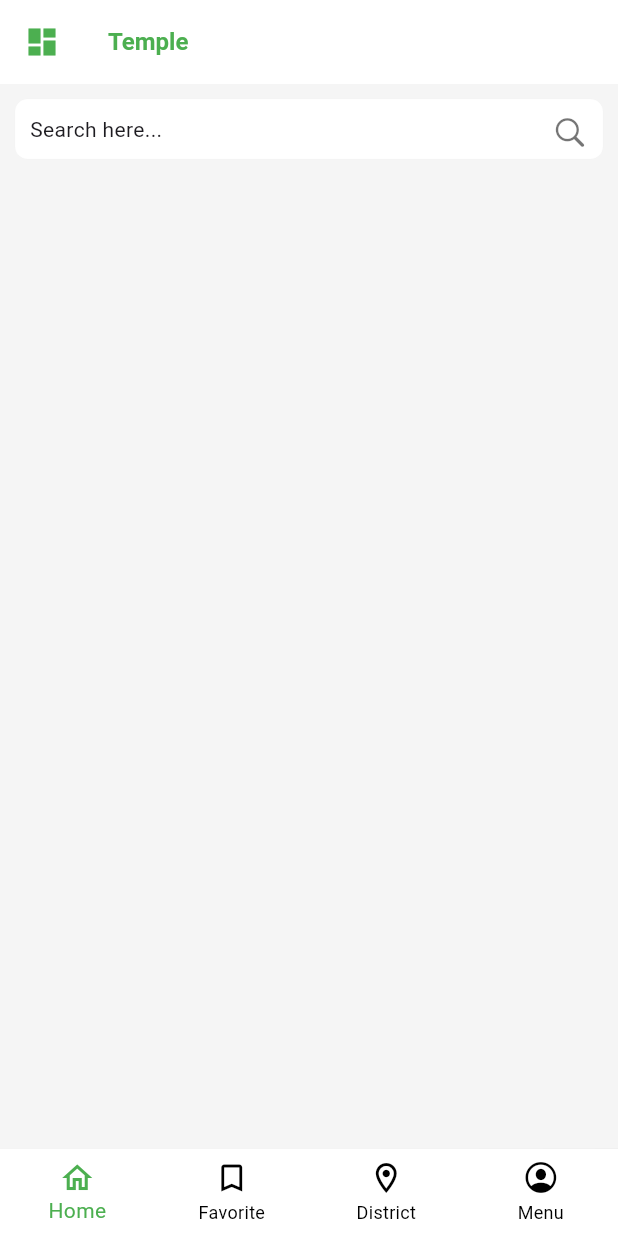
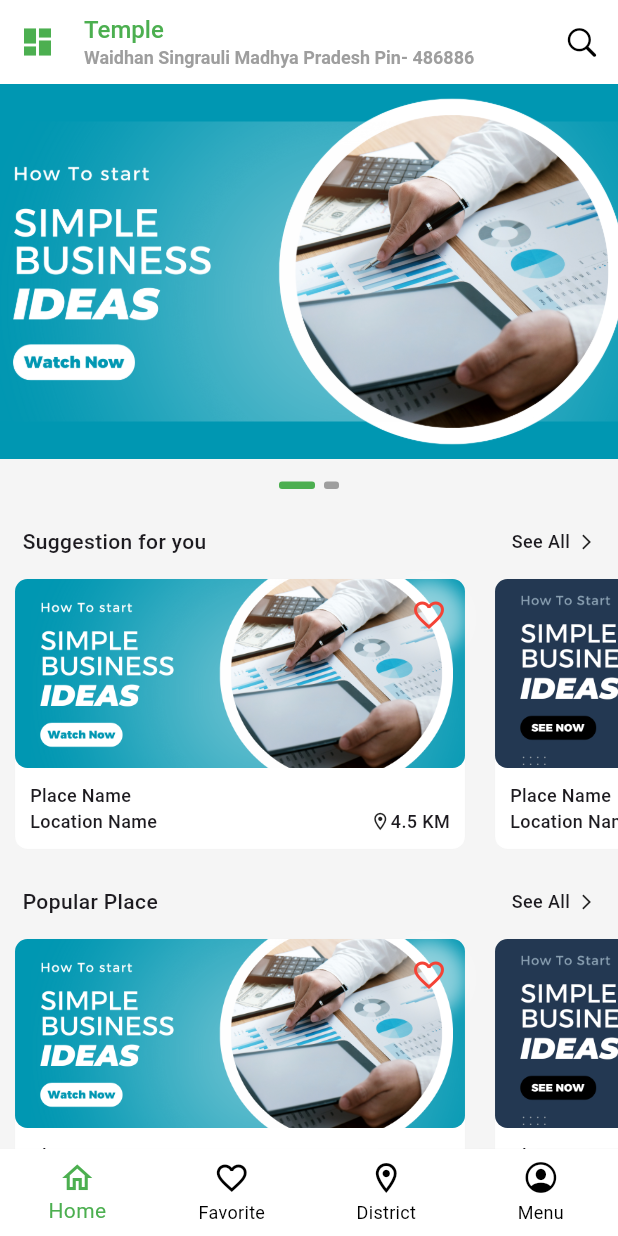
Before and after one commit to Akshay-Panika/CG-tourism, a Flutter app: the screen it shows after launch, after a tap on "Temple", on a phone screen of 412 x 824 dp. Run offline on Flutter 3.47's test engine with Material 3 defaults, Android fonts, the phone set to English and light mode, and no system bars; drawn by our look-alikes of carousel_slider; network calls fail.

Commit message:
Create by Akshay at 14-05-25

```diff
--- a/lib/core/widget/custom_service_list.dart
+++ b/lib/core/widget/custom_service_list.dart
@@ -1,6 +1,6 @@
 import 'package:flutter/cupertino.dart';
 import 'package:flutter/material.dart';
-import '../../feature/service/screen/place_details_screen.dart';
+import '../../feature/place/screen/place_details_screen.dart';
 import 'custom_container.dart';
 import 'custom_favorite_button.dart';
 import 'custom_headline.dart';
--- a/lib/feature/dashboard/screen/dashboard_screen.dart
+++ b/lib/feature/dashboard/screen/dashboard_screen.dart
@@ -5,6 +5,7 @@ import '../../../core/costant/custom_color.dart';
 import '../../districts/screen/districts_screen.dart';
 import '../../favorite/screen/favorite_screen.dart';
 import '../../home/screen/home_screen.dart';
+import '../../home/screen/main_home_screen.dart';
 import '../../more/screen/more_screen.dart';
 
 class DashboardScreen extends StatefulWidget {
@@ -19,7 +20,7 @@ class _DashboardScreenState extends State<DashboardScreen> {
   int _selectedIndex = 0;
   final icons = const [
     Icons.home_outlined,
-    Icons.bookmark_outline,
+    Icons.favorite_border,
     Icons.location_on_outlined,
     CupertinoIcons.profile_circled,
   ];
@@ -34,7 +35,7 @@ class _DashboardScreenState extends State<DashboardScreen> {
 
 
   final List<Widget> _screens = const [
-    HomeScreen(),
+    MainHomeScreen(),
     FavoriteScreen(),
     DistrictsScreen(),
     MoreScreen(),
--- a/lib/feature/districts/screen/districts_screen.dart
+++ b/lib/feature/districts/screen/districts_screen.dart
@@ -7,7 +7,7 @@ import 'package:flutter/material.dart';
 import '../../../core/costant/custom_color.dart';
 import '../../../core/widget/custom_container.dart';
 import '../../../core/widget/custom_headline.dart';
-import '../../service/screen/place_subcategory_screen.dart';
+import '../../place/screen/place_subcategory_screen.dart';
 
 class DistrictsScreen extends StatefulWidget {
   const DistrictsScreen({super.key});
--- a/lib/feature/favorite/screen/favorite_screen.dart
+++ b/lib/feature/favorite/screen/favorite_screen.dart
@@ -1,8 +1,11 @@
 import 'package:cg_tourism/core/costant/custom_color.dart';
+import 'package:cg_tourism/core/costant/custom_image.dart';
+import 'package:cg_tourism/core/costant/dimension.dart';
 import 'package:cg_tourism/core/costant/text_style.dart';
 import 'package:cg_tourism/core/widget/custom_appbar.dart';
 import 'package:cg_tourism/core/widget/custom_container.dart';
 import 'package:cg_tourism/core/widget/custom_favorite_button.dart';
+import 'package:cg_tourism/feature/place/screen/place_details_screen.dart';
 import 'package:flutter/cupertino.dart';
 import 'package:flutter/material.dart';
 
@@ -24,16 +27,50 @@ class FavoriteScreen extends StatelessWidget {
               itemCount: 5,
               padding: EdgeInsets.all(10),
               itemBuilder: (context, index) {
-              return CustomContainer(
-                backgroundColor: CustomColor.whiteColor,
-                padding: EdgeInsets.zero,
-                margin: EdgeInsets.symmetric(vertical: 5),
-                child: ListTile(
-                  leading: CircleAvatar(backgroundColor: CustomColor.canvasColor,child: Icon(Icons.place, color: CustomColor.greenColor,),),
-                  title: Text('Place Name', style: textStyle14(context),),
-                  subtitle: Text('Place Name', style: textStyle12(context, color: CustomColor.descriptionColor),),
-                  trailing: CustomFavoriteButton(),
-                ),
+              return Stack(
+                children: [
+                  CustomContainer(
+                    backgroundColor: CustomColor.whiteColor,
+                    padding: EdgeInsets.zero,
+                    margin: EdgeInsets.symmetric(vertical: 5),
+                    child: Row(
+                      crossAxisAlignment: CrossAxisAlignment.start,
+                      mainAxisAlignment: MainAxisAlignment.start,
+                      children: [
+                        CustomContainer(
+                          margin: EdgeInsets.zero,
+                          height: 100,
+                          width: 180,
+                          assetsImg: CustomImage.thumbnailImage,),
+                        15.width,
+                        Expanded(
+                          child: Column(
+                            crossAxisAlignment: CrossAxisAlignment.start,
+                            mainAxisAlignment: MainAxisAlignment.start,
+                            children: [
+                              20.height,
+                              Text('Place Name', style: textStyle14(context),),
+                              Row(
+                                children: [
+                                  Icon(Icons.location_on_outlined,size: 14,),
+                                  Text('4.5 KM', style: TextStyle(fontSize: 12,fontWeight: FontWeight.w500),),
+                                ],
+                              ),
+                              Text('Location Name', style: textStyle12(context, color: CustomColor.descriptionColor),),
+
+                            ],
+                          ),
+                        ),
+                      ],
+                    ),
+                    onTap: () => Navigator.push(context, MaterialPageRoute(builder: (context) => PlaceDetailsScreen(),)),
+                  ),
+
+                  Positioned(
+                    right: 0,top: 0,
+                    child: CustomFavoriteButton(),
+                  )
+                ],
               );
             },),
           )
--- a/lib/feature/home/screen/home_screen.dart
+++ b/lib/feature/home/screen/home_screen.dart
@@ -11,19 +11,19 @@ import '../../../core/widget/custom_highlight_service.dart';
 import '../../../core/widget/custom_search_bar.dart';
 import '../../../core/widget/custom_service_list.dart';
 import '../../location/widget/pic_location_dialog.dart';
-import '../../service/screen/place_screen.dart';
+import '../../place/screen/place_screen.dart';
 import '../widget/profile_card_widget.dart';
 
 class HomeScreen extends StatefulWidget {
-  const HomeScreen({super.key});
+  final String placeName;
+  final Function(bool, String) onToggle;
+  const HomeScreen({super.key, required this.onToggle, required this.placeName});
 
   @override
   State<HomeScreen> createState() => _HomeScreenState();
 }
 
 class _HomeScreenState extends State<HomeScreen> {
-  bool _showServicePage = false;
-  int _selectedServiceIndex = 0;
 
   final List<Map<String, dynamic>> placesWithIcons = [
     {"name": "Temple", "icon": Icons.account_balance},
@@ -38,20 +38,16 @@ class _HomeScreenState extends State<HomeScreen> {
   @override
   Widget build(BuildContext context) {
     return
-      _showServicePage
-          ? PlaceScreen(showServicePage: true,headline:  placesWithIcons[_selectedServiceIndex]['name'],):
       Scaffold(
       appBar: CustomAppBar(
-        leadingWidth: !_showServicePage ?0:40,
-
           titleWidget: InkWell(
             onTap: () async{
-              _showServicePage? null :await picLocationDialog(context);
+             picLocationDialog(context);
             },
             child: Column(
               crossAxisAlignment: CrossAxisAlignment.start,
               children:  [
-                Text(_showServicePage ? placesWithIcons[_selectedServiceIndex]['name'] :'CG Tourism', style: textStyle16(context, color: CustomColor.greenColor),),
+                Text('CG Tourism', style: textStyle16(context, color: CustomColor.greenColor),),
                 SizedBox(height: 2),
                 Text(
                   "Waidhan Singrauli Madhya Pradesh Pin- 486886",
@@ -112,8 +108,7 @@ class _HomeScreenState extends State<HomeScreen> {
                       return CustomContainer(
                         onTap: () {
                           setState(() {
-                            _selectedServiceIndex = index;
-                            _showServicePage = true;
+                            widget.onToggle(false,placesWithIcons[index]['name']);
                           });
                         },
                         padding: EdgeInsets.zero,
--- /dev/null
+++ b/lib/feature/home/screen/main_home_screen.dart
@@ -0,0 +1,32 @@
+import 'package:flutter/cupertino.dart';
+import 'package:flutter/material.dart';
+
+import '../../place/screen/place_screen.dart';
+import 'home_screen.dart';
+
+class MainHomeScreen extends StatefulWidget {
+  const MainHomeScreen({super.key});
+
+  @override
+  State<MainHomeScreen> createState() => _MainHomeScreenState();
+}
+
+class _MainHomeScreenState extends State<MainHomeScreen> {
+
+  String selectedPlace = '';
+  bool isHomeScreen = true;
+  void toggleScreen(bool value, String placeName) {
+    setState(() {
+      isHomeScreen = value;
+      selectedPlace = placeName;
+    });
+  }
+
+
+  @override
+  Widget build(BuildContext context) {
+    return isHomeScreen ?
+           HomeScreen(onToggle: toggleScreen,placeName: selectedPlace,):
+           PlaceScreen(onToggle: (val) => toggleScreen(val, selectedPlace), placeName: selectedPlace);
+  }
+}
--- a/lib/feature/service/screen/place_details_screen.dart
+++ b/lib/feature/place/screen/place_details_screen.dart
@@ -4,6 +4,7 @@ import 'package:cg_tourism/core/costant/dimension.dart';
 import 'package:cg_tourism/core/costant/text_style.dart';
 import 'package:cg_tourism/core/widget/custom_appbar.dart';
 import 'package:cg_tourism/core/widget/custom_button.dart';
+import 'package:cg_tourism/feature/favorite/screen/current_booking_creen.dart';
 import 'package:flutter/cupertino.dart';
 import 'package:flutter/material.dart';
 
@@ -74,7 +75,7 @@ class _PlaceDetailsScreenState extends State<PlaceDetailsScreen> {
                     height: 5,
                     width: _current == index ? 24 : 10,
                     decoration: BoxDecoration(
-                      color: _current == index ? Colors.blueAccent : Colors.grey,
+                      color: _current == index ? CustomColor.greenColor : Colors.grey,
                       borderRadius: BorderRadius.circular(2),
                     ),
                   );
@@ -118,7 +119,9 @@ class _PlaceDetailsScreenState extends State<PlaceDetailsScreen> {
 
           Padding(
             padding: const EdgeInsets.all(8.0),
-            child: CustomButton(text: 'Book Now',),
+            child: CustomButton(text: 'Book Now',
+              onTap: () => Navigator.push(context, MaterialPageRoute(builder: (context) => CurrentBookingScreen(),)),
+            ),
           ),
           20.height
         ],
--- /dev/null
+++ b/lib/feature/place/screen/place_screen.dart
@@ -0,0 +1,131 @@
+import 'package:carousel_slider/carousel_slider.dart';
+import 'package:cg_tourism/core/costant/custom_color.dart';
+import 'package:cg_tourism/core/costant/dimension.dart';
+import 'package:cg_tourism/core/widget/custom_appbar.dart';
+import 'package:flutter/cupertino.dart';
+import 'package:flutter/material.dart';
+
+import '../../../core/costant/text_style.dart';
+import '../../../core/widget/custom_banner.dart';
+import '../../../core/widget/custom_container.dart';
+import '../../../core/widget/custom_search_bar.dart';
+import '../../../core/widget/custom_service_list.dart';
+import '../../search/screen/search_screen.dart';
+
+class PlaceScreen extends StatefulWidget {
+  final String placeName;
+  final Function(bool) onToggle;
+  PlaceScreen({super.key, required this.onToggle, required this.placeName});
+
+  @override
+  State<PlaceScreen> createState() => _PlaceScreenState();
+}
+
+class _PlaceScreenState extends State<PlaceScreen> {
+  int _current = 0;
+
+  final List<Map<String, String>> bannerData = [
+    {
+      'image' : 'assets/image/thumbnail1.png'
+    },
+    {
+      'image' : 'assets/image/thumbnail2.png'
+    },
+  ];
+  @override
+  Widget build(BuildContext context) {
+    return Scaffold(
+      appBar: CustomAppBar(
+        titleWidget: Column(
+        crossAxisAlignment: CrossAxisAlignment.start,
+        children:  [
+          Text('${widget.placeName}', style: textStyle16(context, color: CustomColor.greenColor),),
+          SizedBox(height: 2),
+          Text(
+            "Waidhan Singrauli Madhya Pradesh Pin- 486886",
+            style: TextStyle(
+              fontSize: 12,
+              color: Colors.grey,
+              overflow: TextOverflow.ellipsis,
+            ),
+          ),
+        ],
+      ),
+        showSearchIcon: true,
+        leading: Padding(
+          padding: const EdgeInsets.only(left: 5.0),
+          child: IconButton(onPressed: () {
+          setState(() {
+           widget.onToggle(true);
+                 });
+                }, icon: Icon(Icons.dashboard, color: CustomColor.greenColor,)),
+        ),
+        leadingWidth: 40,
+      ),
+
+      body: CustomScrollView(
+        slivers: [
+           SliverToBoxAdapter(child: Column(
+             children: [
+               0.height,
+               Column(
+                 children: [
+                   CarouselSlider(
+                     options: CarouselOptions(
+                       height: 250,
+                       autoPlay: true,
+                       enlargeCenterPage: true,
+                       viewportFraction: 1,
+                       autoPlayInterval: const Duration(seconds: 4),
+                       onPageChanged: (index, reason) {
+                         setState(() {
+                           _current = index;
+                         });
+                       },
+                     ),
+                     items: bannerData.map((data) {
+                       return Builder(
+                         builder: (BuildContext context) {
+                           return CustomContainer(
+                             borderRadius: false,
+                             width: double.infinity,
+                             assetsImg: data['image'],
+                             margin: EdgeInsets.zero,
+                           );
+                         },
+                       );
+                     }).toList(),
+                   ),
+                   15.height,
+                   Row(
+                     mainAxisAlignment: MainAxisAlignment.center,
+                     children: List.generate(bannerData.length, (index) {
+                       return AnimatedContainer(
+                         duration: const Duration(milliseconds: 300),
+                         margin: const EdgeInsets.symmetric(horizontal: 3),
+                         height: 5,
+                         width: _current == index ? 24 : 10,
+                         decoration: BoxDecoration(
+                           color: _current == index ? CustomColor.greenColor : Colors.grey,
+                           borderRadius: BorderRadius.circular(2),
+                         ),
+                       );
+                     }),
+                   ),
+                 ],
+               ),
+               20.height,
+
+               CustomServiceList(headline: 'Suggestion for you',),
+               10.height,
+               CustomServiceList(headline: 'Popular Place',),
+               10.height,
+               CustomServiceList(headline: 'Near by Place',),
+               10.height,
+             ],
+           ),)
+        ],
+      ),
+    );
+  }
+}
--- a/lib/feature/service/screen/place_subcategory_screen.dart
+++ b/lib/feature/place/screen/place_subcategory_screen.dart
@@ -5,7 +5,7 @@ import 'package:cg_tourism/core/costant/text_style.dart';
 import 'package:cg_tourism/core/widget/custom_appbar.dart';
 import 'package:cg_tourism/core/widget/custom_container.dart';
 import 'package:cg_tourism/core/widget/custom_favorite_button.dart';
-import 'package:cg_tourism/feature/service/screen/place_details_screen.dart';
+import 'package:cg_tourism/feature/place/screen/place_details_screen.dart';
 import 'package:flutter/cupertino.dart';
 import 'package:flutter/material.dart';
 
--- a/lib/feature/service/screen/place_screen.dart
+++ /dev/null
@@ -1,49 +0,0 @@
-import 'package:cg_tourism/core/costant/custom_color.dart';
-import 'package:cg_tourism/core/widget/custom_appbar.dart';
-import 'package:flutter/cupertino.dart';
-import 'package:flutter/material.dart';
-
-import '../../../core/widget/custom_search_bar.dart';
-import '../../search/screen/search_screen.dart';
-
-class PlaceScreen extends StatefulWidget {
-  late  bool showServicePage;
-  final String headline;
-   PlaceScreen({super.key, required this.showServicePage, required this.headline});
-
-  @override
-  State<PlaceScreen> createState() => _PlaceScreenState();
-}
-
-class _PlaceScreenState extends State<PlaceScreen> {
-  @override
-  Widget build(BuildContext context) {
-    return Scaffold(
-      appBar: CustomAppBar(
-        title: '${widget.headline}',
-        leading: IconButton(onPressed: () {
-       setState(() {
-         widget.showServicePage = false;
-       });
-      }, icon: Icon(Icons.dashboard, color: CustomColor.greenColor,)),
-      ),
-
-      body: CustomScrollView(
-        slivers: [
-          /// Search bar
-          SliverAppBar(
-            toolbarHeight: 60,
-            floating: true,
-            backgroundColor: Colors.grey.shade100,
-            flexibleSpace: CustomSearchBar(
-              onTap: () => Navigator.push(
-                context,
-                MaterialPageRoute(builder: (context) =>  SearchScreen()),
-              ),
-            ),
-          ),
-        ],
-      ),
-    );
-  }
-}
```
